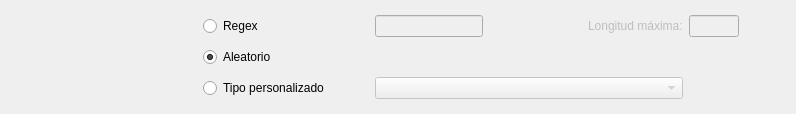
The window that sql_judge/view/qt_view/data_generation/column_data_generation_row_view.ui (r4ulill0/gui_dbjudge) describes before a commit, drawn with Qt 5.
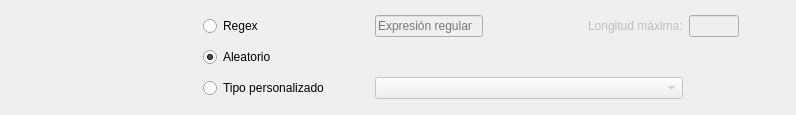
The same window after the commit.

Commit message: Visual improvements. Added placeholder for regex

Patch:
```diff
--- a/sql_judge/view/qt_view/data_generation/column_data_generation_row_view.ui
+++ b/sql_judge/view/qt_view/data_generation/column_data_generation_row_view.ui
@@ -7,7 +7,7 @@
     <x>0</x>
     <y>0</y>
     <width>796</width>
-    <height>112</height>
+    <height>115</height>
    </rect>
   </property>
   <property name="windowTitle">
@@ -104,6 +104,9 @@
        <property name="enabled">
         <bool>false</bool>
        </property>
+       <property name="placeholderText">
+        <string>Expresión regular</string>
+       </property>
       </widget>
      </item>
      <item row="0" column="1" rowspan="3">
```
The commit also changes 5 other files.
